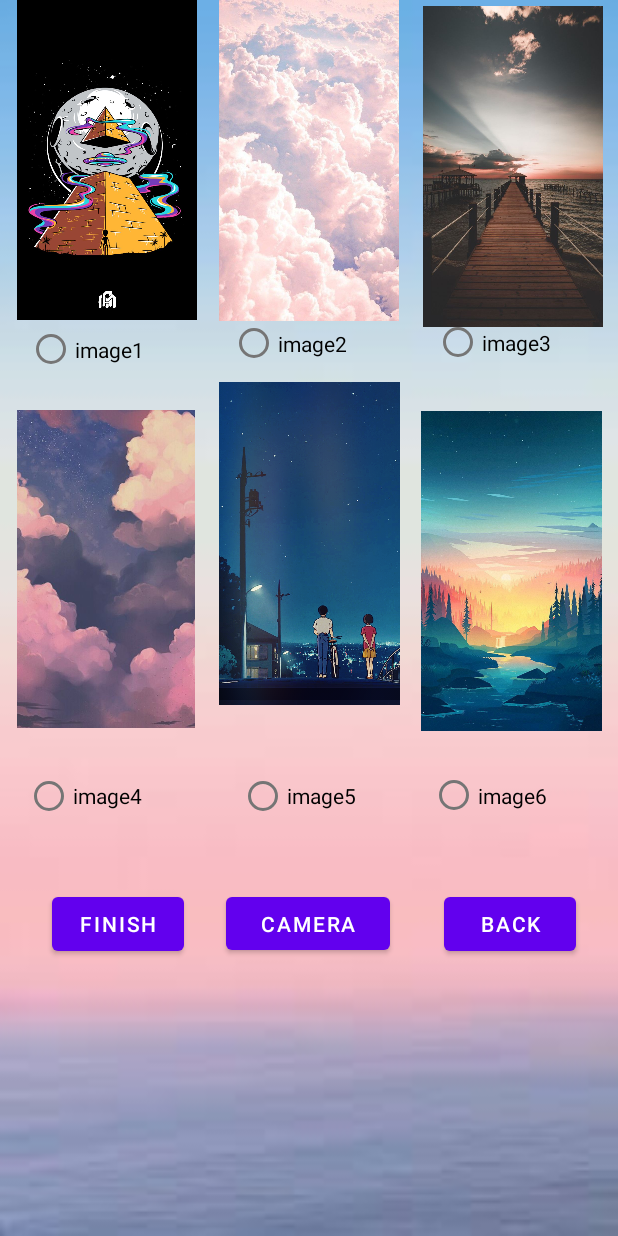
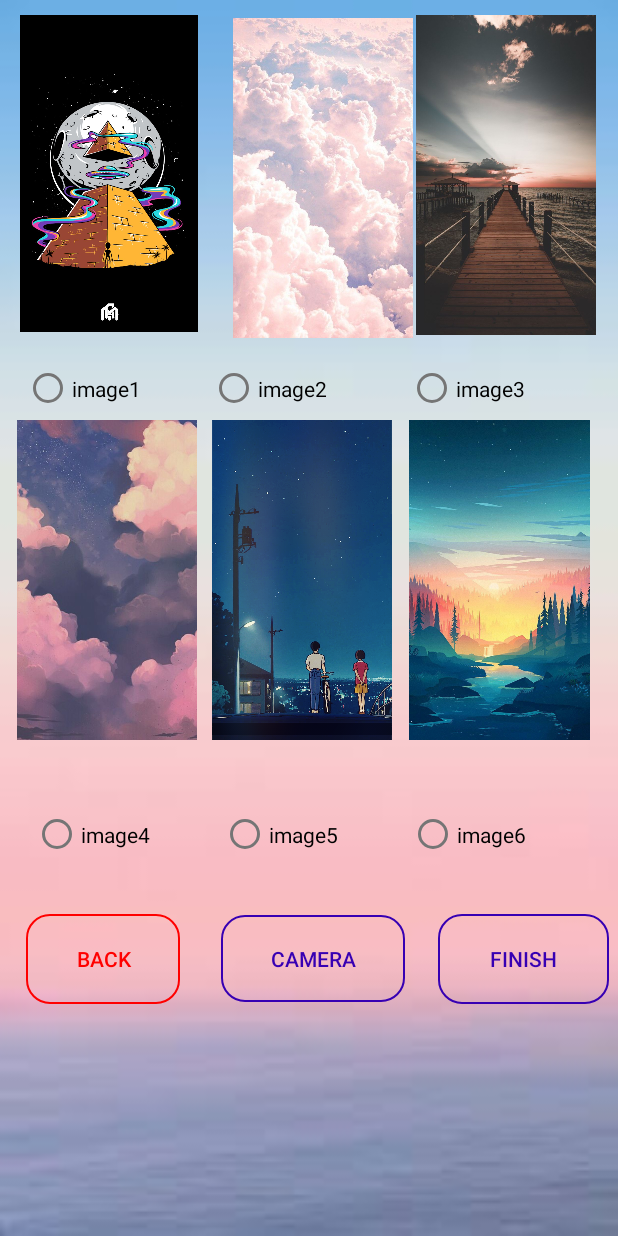
Before and after one commit to huayu1998/Group_Remember, an Android app: the BackgroundOption screen opened directly, with no data from a screen before it, on a phone screen of 412 x 824 dp. Run offline under Robolectric (Android 15) with nearby library versions, the light colour scheme and no system bars; 1 statement that could not run was skipped.

Commit message:
huayu commit

```diff
--- /dev/null
+++ b/app/src/main/res/drawable/custom_button.xml
@@ -0,0 +1,7 @@
+<?xml version="1.0" encoding="utf-8"?>
+<shape xmlns:android="http://schemas.android.com/apk/res/android" android:shape="rectangle">
+
+    <stroke android:color="#FF3700B3" android:width="1dp"/>
+    <corners android:radius="15dp"/>
+
+</shape>
--- /dev/null
+++ b/app/src/main/res/drawable/red_button.xml
@@ -0,0 +1,7 @@
+<?xml version="1.0" encoding="utf-8"?>
+<shape xmlns:android="http://schemas.android.com/apk/res/android">
+
+    <stroke android:color="#FF0000" android:width="1dp"/>
+    <corners android:radius="15dp"/>
+
+</shape>
--- a/app/src/main/res/layout/activity_background_option.xml
+++ b/app/src/main/res/layout/activity_background_option.xml
@@ -1,28 +1,38 @@
 <?xml version="1.0" encoding="utf-8"?>
-<androidx.constraintlayout.widget.ConstraintLayout xmlns:android="http://schemas.android.com/apk/res/android"
+<RelativeLayout xmlns:android="http://schemas.android.com/apk/res/android"
     xmlns:app="http://schemas.android.com/apk/res-auto"
     xmlns:tools="http://schemas.android.com/tools"
     android:layout_width="match_parent"
     android:layout_height="match_parent"
-    tools:context=".BackgroundOption"
-    android:background="@drawable/improve3">
+    android:background="@drawable/improve3"
+    tools:context=".BackgroundOption">
+
 
     <ImageView
         android:id="@+id/b0"
-        android:layout_width="138dp"
-        android:layout_height="213dp"
+        android:layout_width="wrap_content"
+        android:layout_height="211dp"
+        android:layout_alignParentStart="true"
+        android:layout_alignParentTop="true"
+        android:layout_alignParentEnd="true"
+        android:layout_marginStart="7dp"
+        android:layout_marginTop="10dp"
+        android:layout_marginEnd="274dp"
         android:clickable="true"
-        app:layout_constraintEnd_toEndOf="parent"
-        app:layout_constraintHorizontal_bias="0.007"
         app:layout_constraintStart_toStartOf="parent"
         app:layout_constraintTop_toTopOf="parent"
         app:srcCompat="@drawable/background_1" />
 
     <ImageView
         android:id="@+id/b3"
-        android:layout_width="141dp"
-        android:layout_height="212dp"
-        android:layout_marginTop="60dp"
+        android:layout_width="138dp"
+        android:layout_height="213dp"
+        android:layout_alignParentStart="true"
+        android:layout_alignParentTop="true"
+        android:layout_alignParentEnd="true"
+        android:layout_marginStart="2dp"
+        android:layout_marginTop="280dp"
+        android:layout_marginEnd="271dp"
         app:layout_constraintBottom_toBottomOf="parent"
         app:layout_constraintEnd_toEndOf="parent"
         app:layout_constraintHorizontal_bias="0.0"
@@ -33,21 +43,30 @@
 
     <ImageView
         android:id="@+id/b2"
-        android:layout_width="140dp"
-        android:layout_height="214dp"
-        android:layout_marginTop="4dp"
+        android:layout_width="138dp"
+        android:layout_height="213dp"
+        android:layout_alignParentStart="true"
+        android:layout_alignParentTop="true"
+        android:layout_alignParentEnd="true"
+        android:layout_marginStart="268dp"
+        android:layout_marginTop="10dp"
+        android:layout_marginEnd="5dp"
         app:layout_constraintEnd_toEndOf="parent"
-        app:layout_constraintHorizontal_bias="1.0"
-        app:layout_constraintStart_toStartOf="parent"
+        app:layout_constraintStart_toEndOf="@+id/b1"
         app:layout_constraintTop_toTopOf="parent"
         app:srcCompat="@drawable/background_3" />
 
     <ImageView
         android:id="@+id/b1"
-        android:layout_width="141dp"
-        android:layout_height="214dp"
-        app:layout_constraintEnd_toEndOf="parent"
-        app:layout_constraintStart_toStartOf="parent"
+        android:layout_width="148dp"
+        android:layout_height="213dp"
+        android:layout_alignParentStart="true"
+        android:layout_alignParentTop="true"
+        android:layout_alignParentEnd="true"
+        android:layout_marginStart="146dp"
+        android:layout_marginTop="12dp"
+        android:layout_marginEnd="127dp"
+        app:layout_constraintStart_toEndOf="@+id/b0"
         app:layout_constraintTop_toTopOf="parent"
         app:srcCompat="@drawable/background_4" />
 
@@ -55,7 +74,12 @@
         android:id="@+id/b5"
         android:layout_width="139dp"
         android:layout_height="213dp"
-        android:layout_marginTop="52dp"
+        android:layout_alignParentStart="true"
+        android:layout_alignParentTop="true"
+        android:layout_alignParentEnd="true"
+        android:layout_marginStart="263dp"
+        android:layout_marginTop="280dp"
+        android:layout_marginEnd="9dp"
         app:layout_constraintBottom_toBottomOf="parent"
         app:layout_constraintEnd_toEndOf="parent"
         app:layout_constraintHorizontal_bias="0.996"
@@ -67,20 +91,25 @@
     <ImageView
         android:id="@+id/b4"
         android:layout_width="138dp"
-        android:layout_height="215dp"
+        android:layout_height="213dp"
+        android:layout_alignParentStart="true"
+        android:layout_alignParentTop="true"
+        android:layout_alignParentEnd="true"
+        android:layout_marginStart="132dp"
+        android:layout_marginTop="280dp"
+        android:layout_marginEnd="141dp"
         app:layout_constraintBottom_toTopOf="@+id/camera"
         app:layout_constraintEnd_toEndOf="parent"
-        app:layout_constraintStart_toStartOf="parent"
+        app:layout_constraintStart_toStartOf="@id/b3"
         app:layout_constraintTop_toBottomOf="@+id/b1"
         app:layout_constraintVertical_bias="0.251"
         app:srcCompat="@drawable/background_9" />
-
 
     <RadioGroup
         android:id="@+id/radioGroup"
         android:layout_width="407dp"
         android:layout_height="364dp"
-        android:layout_marginTop="200dp"
+        android:layout_marginTop="230dp"
         android:orientation="horizontal"
         app:layout_constraintEnd_toEndOf="parent"
         app:layout_constraintHorizontal_bias="0.483"
@@ -89,7 +118,7 @@
 
         <RadioButton
             android:id="@+id/rb1"
-            android:layout_width="111dp"
+            android:layout_width="100dp"
             android:layout_height="42dp"
             android:layout_marginStart="16dp"
             android:layout_marginTop="8dp"
@@ -99,29 +128,29 @@
 
         <RadioButton
             android:id="@+id/rb2"
-            android:layout_width="104dp"
-            android:layout_height="46dp"
+            android:layout_width="100dp"
+            android:layout_height="42dp"
             android:layout_marginStart="24dp"
-            android:layout_marginTop="4dp"
+            android:layout_marginTop="8dp"
             android:text="image2"
             app:layout_constraintStart_toEndOf="@+id/rb1"
             app:layout_constraintTop_toBottomOf="@+id/b1" />
 
         <RadioButton
             android:id="@+id/rb3"
-            android:layout_width="107dp"
-            android:layout_height="43dp"
+            android:layout_width="100dp"
+            android:layout_height="42dp"
             android:layout_marginStart="32dp"
-            android:layout_marginTop="3dp"
+            android:layout_marginTop="8dp"
             android:text="image3"
             app:layout_constraintStart_toEndOf="@+id/rb2"
             app:layout_constraintTop_toBottomOf="@+id/b2" />
 
         <RadioButton
             android:id="@+id/rb4"
-            android:layout_width="107dp"
-            android:layout_height="45dp"
-            android:layout_marginStart="-380dp"
+            android:layout_width="100dp"
+            android:layout_height="42dp"
+            android:layout_marginStart="-350dp"
             android:layout_marginTop="305dp"
             android:text="image4"
             app:layout_constraintStart_toStartOf="parent"
@@ -129,9 +158,9 @@
 
         <RadioButton
             android:id="@+id/rb5"
-            android:layout_width="102dp"
-            android:layout_height="wrap_content"
-            android:layout_marginStart="35dp"
+            android:layout_width="100dp"
+            android:layout_height="42dp"
+            android:layout_marginStart="25dp"
             android:layout_marginTop="305dp"
             android:text="image5"
             app:layout_constraintStart_toEndOf="@+id/rb4"
@@ -139,8 +168,8 @@
 
         <RadioButton
             android:id="@+id/rb6"
-            android:layout_width="107dp"
-            android:layout_height="50dp"
+            android:layout_width="100dp"
+            android:layout_height="42dp"
             android:layout_marginStart="25dp"
             android:layout_marginTop="305dp"
             android:text="image6"
@@ -149,33 +178,56 @@
 
     </RadioGroup>
 
-    <Button
+    <android.widget.Button
         android:id="@+id/backb"
-        android:layout_width="wrap_content"
-        android:layout_height="wrap_content"
-        android:layout_marginTop="28dp"
+        android:layout_width="102dp"
+        android:layout_height="60dp"
+        android:layout_alignParentStart="true"
+        android:layout_alignParentTop="true"
+        android:layout_alignParentEnd="true"
+        android:layout_marginStart="17dp"
+        android:layout_marginTop="609dp"
+        android:layout_marginEnd="292dp"
+        android:background="@drawable/red_button"
         android:text="back"
+        android:textColor="#FF0000"
         app:layout_constraintEnd_toEndOf="parent"
         app:layout_constraintHorizontal_bias="0.913"
         app:layout_constraintStart_toStartOf="parent"
         app:layout_constraintTop_toBottomOf="@+id/radioGroup" />
 
-    <Button
+    <android.widget.Button
         android:id="@+id/finishb"
-        android:layout_width="wrap_content"
-        android:layout_height="wrap_content"
+        android:layout_width="113dp"
+        android:layout_height="60dp"
+        android:layout_alignParentStart="true"
+        android:layout_alignParentTop="true"
+        android:layout_alignParentEnd="true"
+        android:layout_marginStart="292dp"
+        android:layout_marginTop="609dp"
+        android:layout_marginEnd="6dp"
+        android:background="@drawable/custom_button"
         android:text="finish"
+        android:textColor="#FF3700B3"
         app:layout_constraintEnd_toEndOf="parent"
         app:layout_constraintHorizontal_bias="0.108"
         app:layout_constraintStart_toStartOf="parent"
         app:layout_constraintTop_toTopOf="@+id/camera" />
 
-    <Button
+    <android.widget.Button
         android:id="@+id/camera"
-        android:layout_width="109dp"
-        android:layout_height="47dp"
+        android:layout_width="122dp"
+        android:layout_height="58dp"
+        android:layout_alignParentStart="true"
+        android:layout_alignParentTop="true"
+        android:layout_alignParentEnd="true"
+        android:layout_marginStart="147dp"
+        android:layout_marginTop="610dp"
+        android:layout_marginEnd="142dp"
         android:layout_marginBottom="16dp"
+        android:background="@drawable/custom_button"
         android:text="Camera"
+        android:textColor="#FF3700B3"
         app:layout_constraintBottom_toBottomOf="parent"
         app:layout_constraintEnd_toEndOf="parent"
         app:layout_constraintHorizontal_bias="0.498"
@@ -184,4 +236,4 @@
         app:layout_constraintVertical_bias="0.0" />
 
 
-</androidx.constraintlayout.widget.ConstraintLayout>
+</RelativeLayout>
--- a/app/src/main/res/layout/activity_event_edit.xml
+++ b/app/src/main/res/layout/activity_event_edit.xml
@@ -60,12 +60,14 @@
         app:layout_constraintStart_toStartOf="parent"
         app:layout_constraintTop_toTopOf="parent" />
 
-    <Button
+    <android.widget.Button
         android:id="@+id/finish"
         android:layout_width="wrap_content"
         android:layout_height="wrap_content"
         android:layout_marginTop="564dp"
         android:text="Finish"
+        android:textColor="#FF3700B3"
+        android:background="@drawable/custom_button"
         app:layout_constraintEnd_toEndOf="parent"
         app:layout_constraintHorizontal_bias="0.498"
         app:layout_constraintStart_toStartOf="parent"
```
Also changed, not shown: app/src/main/res/layout/activity_choose_date.xml (+6 -2 lines), app/src/main/res/layout/activity_day.xml (+6 -2 lines), app/src/main/res/layout/activity_edit_event_option.xml (+21 -12 lines), app/src/main/res/layout/activity_edit_text.xml (+6 -2 lines), app/src/main/res/layout/activity_event_option.xml (+20 -8 lines), app/src/main/res/layout/activity_play_music.xml (+6 -2 lines), app/src/main/res/layout/datelayout.xml (+10 -7 lines).
